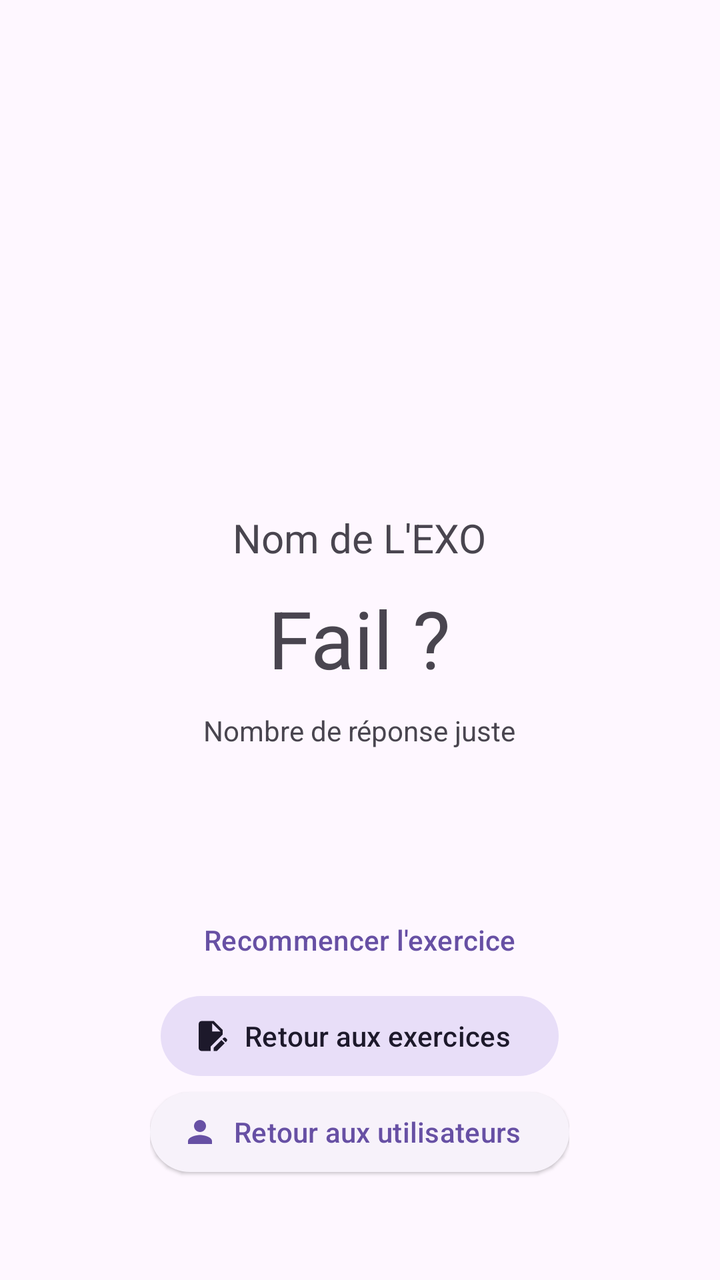
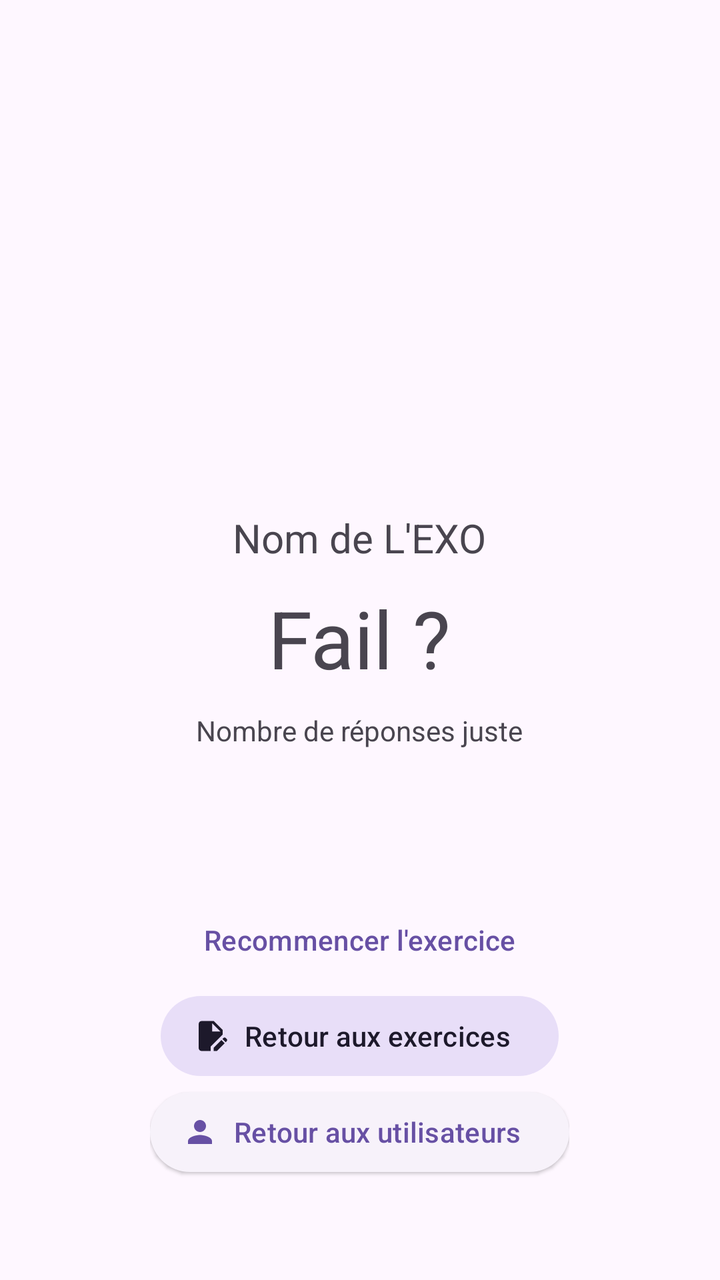

The first picture is an Android layout as it rendered before a commit; the second is the same layout after the commit. The layout source and the unified diff follow.
<!-- AndroidManifest.xml: application theme Theme.MiniProjet -->
<!-- res/layout/activity_resultat.xml -->
<?xml version="1.0" encoding="utf-8"?>
<RelativeLayout xmlns:android="http://schemas.android.com/apk/res/android"
    xmlns:app="http://schemas.android.com/apk/res-auto"
    xmlns:tools="http://schemas.android.com/tools"
    android:id="@+id/main"
    android:layout_width="match_parent"
    android:layout_height="match_parent"
    tools:context=".ResultatActivity">

    <LinearLayout
        android:layout_width="wrap_content"
        android:layout_height="wrap_content"
        android:layout_centerInParent="true"
        android:gravity="center"
        android:orientation="vertical">

        <TextView
            android:id="@+id/Result_text_name"
            android:layout_width="wrap_content"
            android:layout_height="wrap_content"
            android:layout_marginBottom="10dp"
            android:text="@string/Result_text_name"
            android:textSize="20sp" />

        <TextView
            android:id="@+id/Result_text_note"
            android:layout_width="wrap_content"
            android:layout_height="wrap_content"
            android:layout_marginBottom="10dp"
            android:text="@string/Result_text_title"
            android:textSize="40sp" />


        <TextView
            android:id="@+id/Result_text_result"
            android:layout_width="wrap_content"
            android:layout_height="wrap_content"
            android:layout_marginBottom="10dp"
            android:text="@string/Result_text_nbOk" />

    </LinearLayout>

    <LinearLayout
        android:layout_width="wrap_content"
        android:layout_height="wrap_content"
        android:layout_alignParentBottom="true"
        android:layout_centerHorizontal="true"
        android:layout_marginBottom="50dp"
        android:gravity="center"
        android:orientation="vertical">

        <Button
            style="@style/Widget.Material3.Button.TextButton"
            android:id="@+id/Result_btn_recommencer"
            android:layout_width="wrap_content"
            android:layout_height="wrap_content"
            android:text="@string/Result_btn_recommencer"
            />

        <Button
            android:id="@+id/Result_btn_retour_exo"
            style="@style/Widget.Material3.Button.TonalButton.Icon"
            android:layout_width="wrap_content"
            android:layout_height="wrap_content"
            android:text="@string/Result_btn_retour_exo"
            app:icon="@drawable/baseline_edit_document_24" />

        <Button
            android:id="@+id/Result_btn_retour_comptes"
            style="@style/Widget.Material3.Button.ElevatedButton.Icon"
            android:layout_width="wrap_content"
            android:layout_height="wrap_content"
            android:text="@string/Result_btn_retour_comptes"
            app:icon="@drawable/baseline_person_24" />
    </LinearLayout>
</RelativeLayout>
<!-- resources referenced by this layout -->
<resources>
  <!-- drawable baseline_edit_document_24 (drawable) -->
  <vector xmlns:android="http://schemas.android.com/apk/res/android" android:height="24dp" android:tint="#000000" android:viewportHeight="24" android:viewportWidth="24" android:width="24dp">
        
      <path android:fillColor="@android:color/white" android:pathData="M14,19.88l0,2.12l2.12,0l5.17,-5.17l-2.12,-2.12z"/>
        
      <path android:fillColor="@android:color/white" android:pathData="M20,8l-6,-6H6C4.9,2 4.01,2.9 4.01,4L4,20c0,1.1 0.89,2 1.99,2H12v-2.95l8,-8V8zM13,9V3.5L18.5,9H13z"/>
        
      <path android:fillColor="@android:color/white" android:pathData="M22.71,14L22,13.29c-0.39,-0.39 -1.02,-0.39 -1.41,0L19.88,14L22,16.12l0.71,-0.71C23.1,15.02 23.1,14.39 22.71,14z"/>
      
  </vector>
  <!-- drawable baseline_person_24 (drawable) -->
  <vector xmlns:android="http://schemas.android.com/apk/res/android" android:height="24dp" android:tint="#000000" android:viewportHeight="24" android:viewportWidth="24" android:width="24dp">
        
      <path android:fillColor="@android:color/white" android:pathData="M12,12c2.21,0 4,-1.79 4,-4s-1.79,-4 -4,-4 -4,1.79 -4,4 1.79,4 4,4zM12,14c-2.67,0 -8,1.34 -8,4v2h16v-2c0,-2.66 -5.33,-4 -8,-4z"/>
      
  </vector>
  <string name="Result_btn_recommencer">Recommencer l\'exercice</string>
  <string name="Result_btn_retour_comptes">Retour aux utilisateurs</string>
  <string name="Result_btn_retour_exo">Retour aux exercices</string>
  <string name="Result_text_name">Nom de L\'EXO</string>
  <string name="Result_text_nbOk">Nombre de réponse juste</string>
  <string name="Result_text_title">Fail ?</string>
  <style name="Theme.MiniProjet" parent="Base.Theme.MiniProjet" />
  <style name="Base.Theme.MiniProjet" parent="Theme.Material3.DayNight.NoActionBar">
          
          
      </style>
</resources>

<!-- the commit's change to res/layout/activity_resultat.xml (unified diff, before → after) -->
@@ -20,7 +20,8 @@
             android:layout_height="wrap_content"
             android:layout_marginBottom="10dp"
             android:text="@string/Result_text_name"
-            android:textSize="20sp" />
+            android:textSize="20sp"
+            android:textAlignment="center"/>
 
         <TextView
             android:id="@+id/Result_text_note"
<!-- resource entries referenced after the edit -->
@@ -20,7 +20,7 @@
   <string name="Result_btn_retour_comptes">Retour aux utilisateurs</string>
   <string name="Result_btn_retour_exo">Retour aux exercices</string>
   <string name="Result_text_name">Nom de L\'EXO</string>
-  <string name="Result_text_nbOk">Nombre de réponse juste</string>
+  <string name="Result_text_nbOk">Nombre de réponses juste</string>
   <string name="Result_text_title">Fail ?</string>
   <style name="Theme.MiniProjet" parent="Base.Theme.MiniProjet" />
   <style name="Base.Theme.MiniProjet" parent="Theme.Material3.DayNight.NoActionBar">
